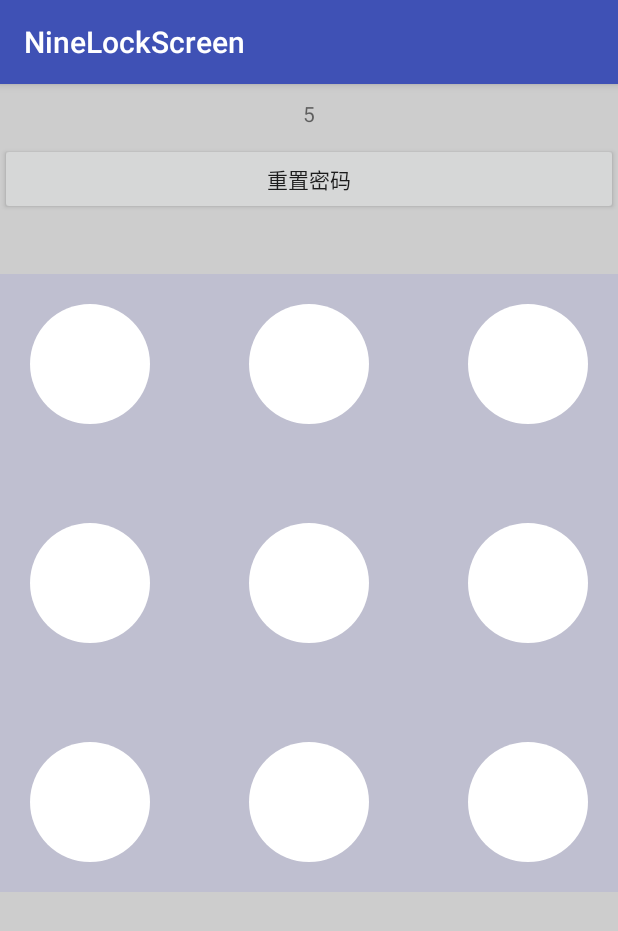
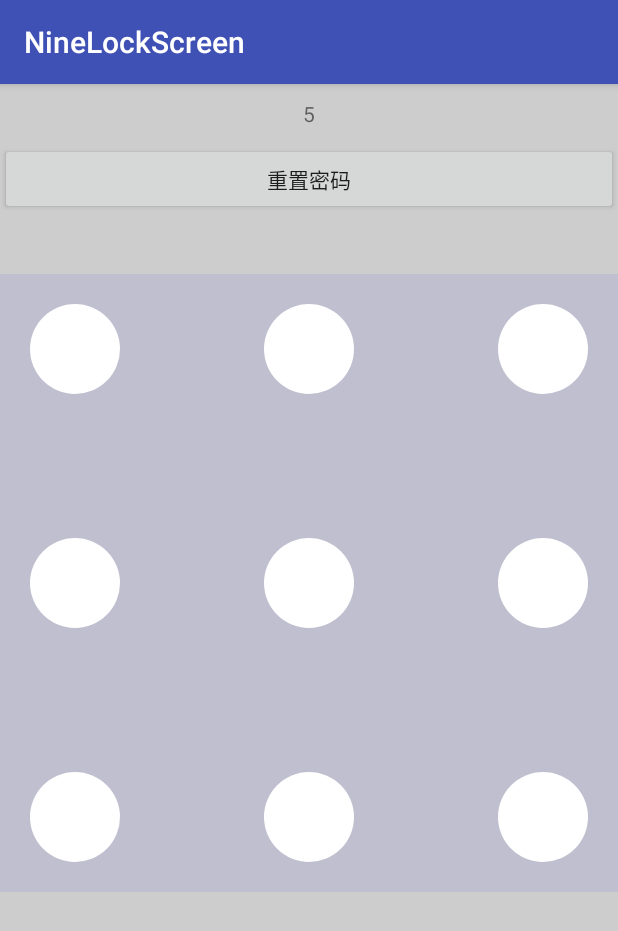
Before and after one commit to zwb1992/NineLockScreen, an Android app: the screen it shows after launch (MainActivity), on a phone screen of 412 x 824 dp. Shown: the top 931 px of the screen. Run offline under Robolectric (Android 15) with nearby library versions, the phone set to English and light mode, and no system bars.

Commit message:
抽取部分属性

```diff
--- a/NineLockScreen/app/src/main/java/com/zwb/ninelockscreen/NineLockScreenView.java
+++ b/NineLockScreen/app/src/main/java/com/zwb/ninelockscreen/NineLockScreenView.java
@@ -1,15 +1,17 @@
 package com.zwb.ninelockscreen;
 
 import android.content.Context;
+import android.content.res.TypedArray;
 import android.graphics.Canvas;
+import android.graphics.Color;
 import android.graphics.Paint;
 import android.graphics.Path;
 import android.os.Handler;
 import android.os.Looper;
 import android.os.Message;
-import android.support.v4.content.ContextCompat;
 import android.util.AttributeSet;
 import android.util.Log;
+import android.util.TypedValue;
 import android.view.MotionEvent;
 import android.view.View;
 
@@ -29,7 +31,7 @@ public class NineLockScreenView extends View {
     private boolean init = false;//是否已经初始化了
     private Paint pointPaint;
     private Paint linePaint;
-    private int lineWidth = 10;//线宽
+    private float lineWidth = 10;//线宽
     private Path path;//线的路径
     private boolean isError;//密码是否错误--发生在手指抬起的时候
     private float moveX, moveY;//触摸点位置
@@ -37,12 +39,12 @@ public class NineLockScreenView extends View {
     private String password;
     private OnCallBack onCallBack;
 
+    private int normalColor;
+    private int selectedColor;
+    private int errorColor;
+
     public void setOnCallBack(OnCallBack onCallBack) {
         this.onCallBack = onCallBack;
-    }
-
-    public String getPassword() {
-        return password;
     }
 
     public void setPassword(String password) {
@@ -59,13 +61,37 @@ public class NineLockScreenView extends View {
 
     public NineLockScreenView(Context context, AttributeSet attrs, int defStyleAttr) {
         super(context, attrs, defStyleAttr);
-        init();
+        init(context, attrs, defStyleAttr);
     }
 
     /**
      * 初始化参数
      */
-    private void init() {
+    private void init(Context context, AttributeSet attrs, int defStyleAttr) {
+        TypedArray array = context.getTheme().obtainStyledAttributes(attrs, R.styleable.NineLockScreenView, defStyleAttr, 0);
+        int n = array.getIndexCount();
+        for (int i = 0; i < n; i++) {
+            int attr = array.getIndex(i);
+            switch (attr) {
+                case R.styleable.NineLockScreenView_normal_color:
+                    normalColor = array.getColor(attr, Color.WHITE);
+                    break;
+                case R.styleable.NineLockScreenView_selected_color:
+                    selectedColor = array.getColor(attr, Color.GRAY);
+                    break;
+                case R.styleable.NineLockScreenView_error_color:
+                    errorColor = array.getColor(attr, Color.RED);
+                    break;
+                case R.styleable.NineLockScreenView_point_radius:
+                    radius = (int) array.getDimension(attr, (int) TypedValue.applyDimension(TypedValue.COMPLEX_UNIT_DIP, 30, getResources().getDisplayMetrics()));
+                    break;
+                case R.styleable.NineLockScreenView_line_width:
+                    lineWidth = array.getDimension(attr, (int) TypedValue.applyDimension(TypedValue.COMPLEX_UNIT_DIP, 5, getResources().getDisplayMetrics()));
+                    break;
+            }
+        }
+        array.recycle();
+
         pointPaint = new Paint();
         pointPaint.setDither(true);
         pointPaint.setStyle(Paint.Style.FILL);
@@ -130,9 +156,9 @@ public class NineLockScreenView extends View {
      */
     private void drawPath(Canvas canvas) {
         if (isError) {
-            linePaint.setColor(ContextCompat.getColor(getContext(), R.color.error));
+            linePaint.setColor(errorColor);
         } else {
-            linePaint.setColor(ContextCompat.getColor(getContext(), R.color.selected));
+            linePaint.setColor(selectedColor);
         }
         path.reset();
         for (int i = 0; i < selectedPoints.size(); i++) {
@@ -159,11 +185,11 @@ public class NineLockScreenView extends View {
         for (int i = 0; i < points.size(); i++) {
             Point point = points.get(i);
             if (point.getState() == Point.STATE.NORMAL) {
-                pointPaint.setColor(ContextCompat.getColor(getContext(), R.color.normal));
+                pointPaint.setColor(normalColor);
             } else if (point.getState() == Point.STATE.SELECTED) {
-                pointPaint.setColor(ContextCompat.getColor(getContext(), R.color.selected));
+                pointPaint.setColor(selectedColor);
             } else {
-                pointPaint.setColor(ContextCompat.getColor(getContext(), R.color.error));
+                pointPaint.setColor(errorColor);
             }
             canvas.drawCircle(point.getX(), point.getY(), point.getRadius(), pointPaint);
         }
--- a/NineLockScreen/app/src/main/res/layout/activity_main.xml
+++ b/NineLockScreen/app/src/main/res/layout/activity_main.xml
@@ -1,6 +1,7 @@
 <?xml version="1.0" encoding="utf-8"?>
 <RelativeLayout xmlns:android="http://schemas.android.com/apk/res/android"
     xmlns:tools="http://schemas.android.com/tools"
+    xmlns:zwb="http://schemas.android.com/apk/res-auto"
     android:id="@+id/activity_main"
     android:layout_width="match_parent"
     android:layout_height="match_parent"
@@ -37,5 +38,10 @@
         android:layout_below="@id/tvPwdGet"
         android:layout_centerInParent="true"
         android:background="#110000ff"
-        android:padding="20dp" />
+        android:padding="20dp"
+        zwb:error_color="@color/error"
+        zwb:line_width="5dp"
+        zwb:normal_color="@color/normal"
+        zwb:point_radius="30dp"
+        zwb:selected_color="@color/selected" />
 </RelativeLayout>
```
Also changed, not shown: NineLockScreen/app/src/main/res/values/attrs.xml (added, +16 -0 lines), 1 other file.
